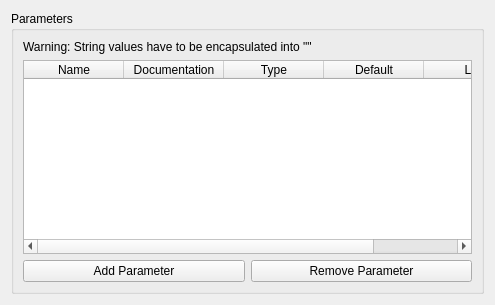
Qt form src/WizardPageParameters.ui (flowexpert/charon) before a commit.
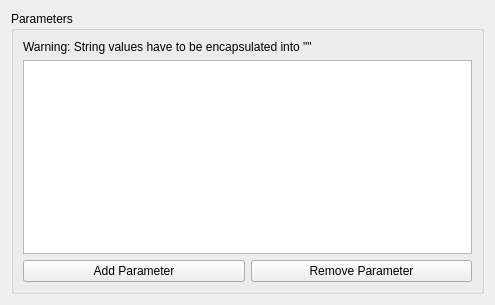
The same form after that commit.

Commit message: using simple models to implement parameter and slot storage

```diff
--- a/src/WizardPageParameters.ui
+++ b/src/WizardPageParameters.ui
@@ -47,42 +47,20 @@
         </property>
        </widget>
       </item>
-      <item row="2" column="0" colspan="2">
-       <widget class="QTableWidget" name="tableParameters">
+      <item row="1" column="0" colspan="2">
+       <widget class="QTableView" name="tableParameters">
+        <property name="editTriggers">
+         <set>QAbstractItemView::AllEditTriggers</set>
+        </property>
         <property name="alternatingRowColors">
          <bool>true</bool>
         </property>
-        <attribute name="horizontalHeaderStretchLastSection">
-         <bool>true</bool>
-        </attribute>
-        <attribute name="verticalHeaderVisible">
+        <property name="cornerButtonEnabled">
          <bool>false</bool>
+        </property>
+        <attribute name="horizontalHeaderStretchLastSection">
+         <bool>true</bool>
         </attribute>
-        <column>
-         <property name="text">
-          <string>Name</string>
-         </property>
-        </column>
-        <column>
-         <property name="text">
-          <string>Documentation</string>
-         </property>
-        </column>
-        <column>
-         <property name="text">
-          <string>Type</string>
-         </property>
-        </column>
-        <column>
-         <property name="text">
-          <string>Default</string>
-         </property>
-        </column>
-        <column>
-         <property name="text">
-          <string>List</string>
-         </property>
-        </column>
        </widget>
       </item>
      </layout>
```
Left out of the diff: 4 changed lines with no effect on the pictures. The commit also changes 7 other files.
